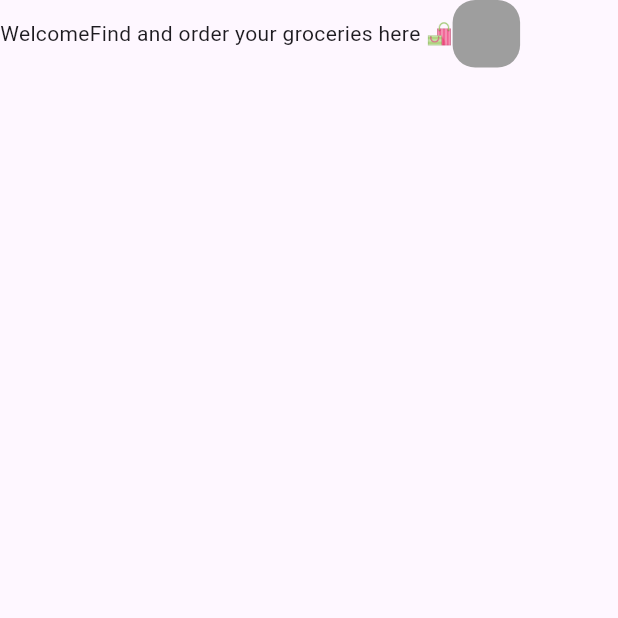
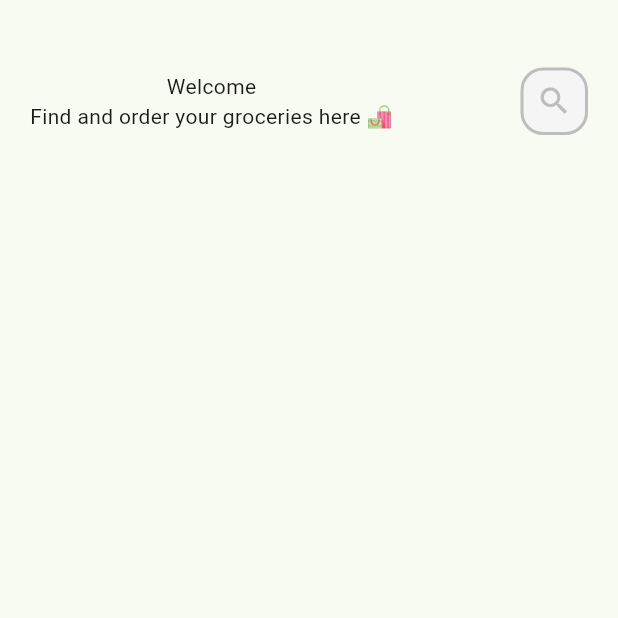
Before and after one commit to JY3JW/QuickGrocer-Application, a Flutter app: the MainGroceryPage screen opened directly, on a phone screen of 412 x 824 dp, the top half of it. Run offline on Flutter 3.47's test engine with Material 2 defaults, Android fonts, the phone set to English and light mode, and no system bars.

Commit message:
Update on main.dart and main_grocery_page.dart
Add title and search icon

```diff
--- a/lib/home/main_grocery_page.dart
+++ b/lib/home/main_grocery_page.dart
@@ -1,4 +1,5 @@
 import 'package:flutter/material.dart';
+import 'package:quickgrocer_application/utils/colors.dart';
 
 class MainGroceryPage extends StatefulWidget {
   const MainGroceryPage({super.key});
@@ -10,27 +11,44 @@ class MainGroceryPage extends StatefulWidget {
 class _MainGroceryPageState extends State<MainGroceryPage> {
   @override
   Widget build(BuildContext context) {
-    return Container(
+    return Scaffold(
+      body: Column (
+        children: [
+          Container(
+
             child: Container(
+              margin: EdgeInsets.only(top: 45, bottom: 15),
+              padding: EdgeInsets.only(left: 20, right: 20),
               child: Row(
+                mainAxisAlignment: MainAxisAlignment.spaceBetween,
                 children: [
-            Row(
+                  Column(
                     children: [
                       Text("Welcome"),
                       Text("Find and order your groceries here 🛍️"),
                     ],
                   ),
-            Container(
+                  Center(
+                    child: Container(
                       width: 45,
                       height: 45,
+                      child: Icon(Icons.search, color: AppColors.greyColor2),
                       decoration: BoxDecoration(
                         borderRadius: BorderRadius.circular(15),
-                color: Colors.grey,
+                        color: AppColors.greyColor1,
+                        border: Border.all(
+                          color: AppColors.greyColor2,
+                          width: 2,
+                        )
                       ),
+                    )
                   )
                 ],
               ),
             ),
+          ),
+        ],
+      ),
     );
   }
 }
```
Also changed, not shown: lib/main.dart (+5 -105 lines). Lines whose indentation alone changed are shown as unchanged.
